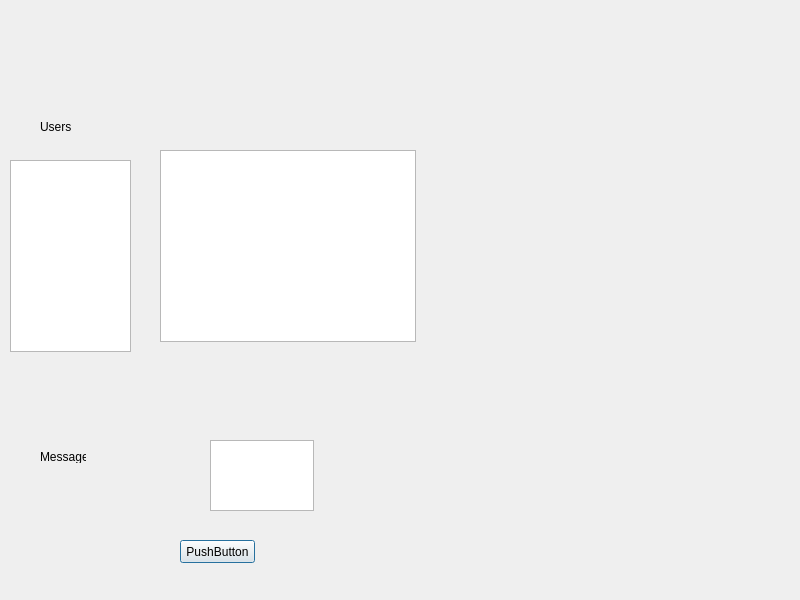
L3SHA/NetworkChat, file dialog.ui: the form before one commit.
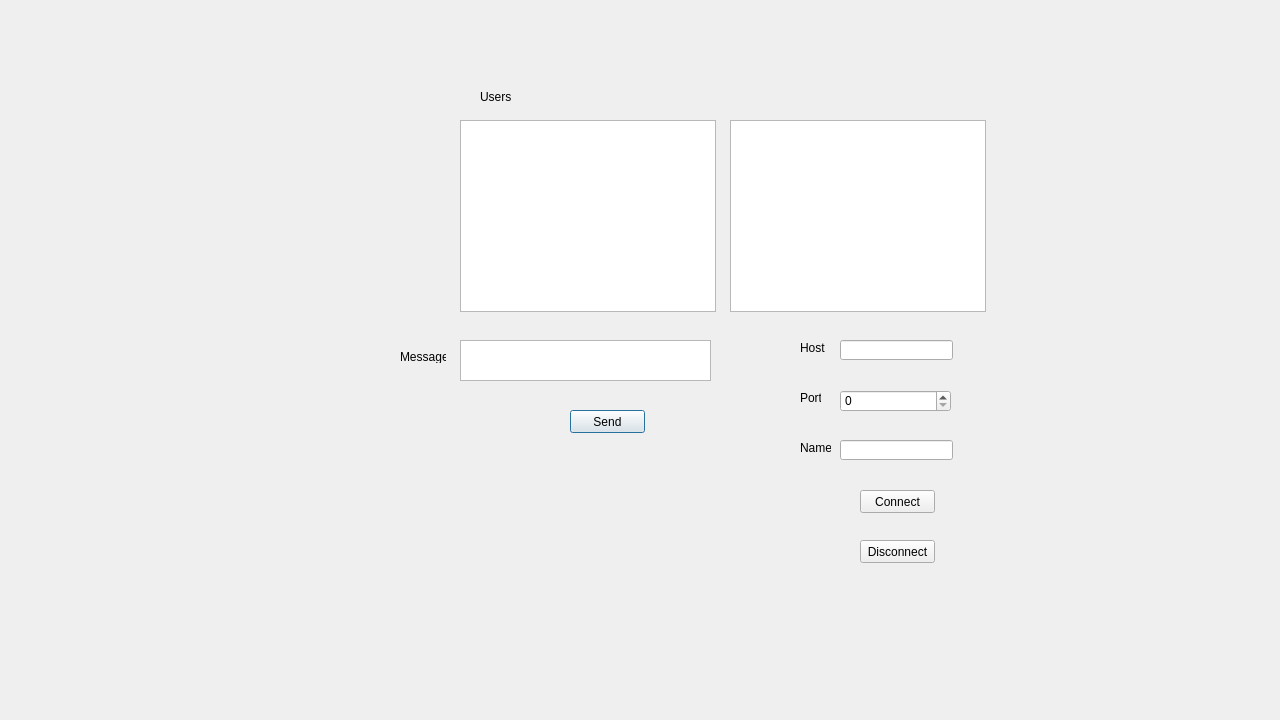
The form after the commit.

```diff
--- a/dialog.ui
+++ b/dialog.ui
@@ -6,61 +6,31 @@
    <rect>
     <x>0</x>
     <y>0</y>
-    <width>800</width>
-    <height>600</height>
+    <width>1280</width>
+    <height>720</height>
    </rect>
   </property>
   <property name="windowTitle">
    <string>Dialog</string>
   </property>
-  <widget class="QTextBrowser" name="textBrowser">
+  <widget class="QPushButton" name="pbSendMsg">
    <property name="geometry">
     <rect>
-     <x>160</x>
-     <y>150</y>
-     <width>256</width>
-     <height>192</height>
-    </rect>
-   </property>
-  </widget>
-  <widget class="QTextEdit" name="textEdit">
-   <property name="geometry">
-    <rect>
-     <x>210</x>
-     <y>440</y>
-     <width>104</width>
-     <height>71</height>
-    </rect>
-   </property>
-  </widget>
-  <widget class="QPushButton" name="pushButton">
-   <property name="geometry">
-    <rect>
-     <x>180</x>
-     <y>540</y>
+     <x>570</x>
+     <y>410</y>
      <width>75</width>
      <height>23</height>
     </rect>
    </property>
    <property name="text">
-    <string>PushButton</string>
-   </property>
-  </widget>
-  <widget class="QListView" name="listView">
-   <property name="geometry">
-    <rect>
-     <x>10</x>
-     <y>160</y>
-     <width>121</width>
-     <height>192</height>
-    </rect>
+    <string>Send</string>
    </property>
   </widget>
   <widget class="QLabel" name="label">
    <property name="geometry">
     <rect>
-     <x>40</x>
-     <y>120</y>
+     <x>480</x>
+     <y>90</y>
      <width>46</width>
      <height>13</height>
     </rect>
@@ -72,8 +42,8 @@
   <widget class="QLabel" name="label_2">
    <property name="geometry">
     <rect>
-     <x>40</x>
-     <y>450</y>
+     <x>400</x>
+     <y>350</y>
      <width>46</width>
      <height>13</height>
     </rect>
@@ -82,6 +52,131 @@
     <string>Message</string>
    </property>
   </widget>
+  <widget class="QPushButton" name="pbConnect">
+   <property name="geometry">
+    <rect>
+     <x>860</x>
+     <y>490</y>
+     <width>75</width>
+     <height>23</height>
+    </rect>
+   </property>
+   <property name="text">
+    <string>Connect</string>
+   </property>
+  </widget>
+  <widget class="QLineEdit" name="leHost">
+   <property name="geometry">
+    <rect>
+     <x>840</x>
+     <y>340</y>
+     <width>113</width>
+     <height>20</height>
+    </rect>
+   </property>
+  </widget>
+  <widget class="QLineEdit" name="leName">
+   <property name="geometry">
+    <rect>
+     <x>840</x>
+     <y>440</y>
+     <width>113</width>
+     <height>20</height>
+    </rect>
+   </property>
+  </widget>
+  <widget class="QLabel" name="label_3">
+   <property name="geometry">
+    <rect>
+     <x>800</x>
+     <y>340</y>
+     <width>31</width>
+     <height>16</height>
+    </rect>
+   </property>
+   <property name="text">
+    <string>Host</string>
+   </property>
+  </widget>
+  <widget class="QLabel" name="label_4">
+   <property name="geometry">
+    <rect>
+     <x>800</x>
+     <y>390</y>
+     <width>21</width>
+     <height>16</height>
+    </rect>
+   </property>
+   <property name="text">
+    <string>Port</string>
+   </property>
+  </widget>
+  <widget class="QLabel" name="label_5">
+   <property name="geometry">
+    <rect>
+     <x>800</x>
+     <y>440</y>
+     <width>31</width>
+     <height>16</height>
+    </rect>
+   </property>
+   <property name="text">
+    <string>Name</string>
+   </property>
+  </widget>
+  <widget class="QSpinBox" name="spPort">
+   <property name="geometry">
+    <rect>
+     <x>840</x>
+     <y>390</y>
+     <width>111</width>
+     <height>22</height>
+    </rect>
+   </property>
+  </widget>
+  <widget class="QListWidget" name="lwUsers">
+   <property name="geometry">
+    <rect>
+     <x>460</x>
+     <y>120</y>
+     <width>256</width>
+     <height>192</height>
+    </rect>
+   </property>
+  </widget>
+  <widget class="QListWidget" name="lwLog">
+   <property name="geometry">
+    <rect>
+     <x>730</x>
+     <y>120</y>
+     <width>256</width>
+     <height>192</height>
+    </rect>
+   </property>
+  </widget>
+  <widget class="QPlainTextEdit" name="pteMessage">
+   <property name="geometry">
+    <rect>
+     <x>460</x>
+     <y>340</y>
+     <width>251</width>
+     <height>41</height>
+    </rect>
+   </property>
+  </widget>
+  <widget class="QPushButton" name="pbDisconnect">
+   <property name="geometry">
+    <rect>
+     <x>860</x>
+     <y>540</y>
+     <width>75</width>
+     <height>23</height>
+    </rect>
+   </property>
+   <property name="text">
+    <string>Disconnect</string>
+   </property>
+  </widget>
  </widget>
  <layoutdefault spacing="6" margin="11"/>
  <resources/>
```
